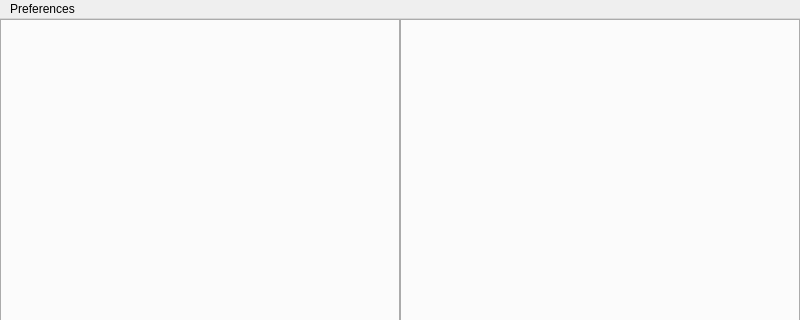
Qt form total-finder/main_window.ui (vlanse/tf) before a commit; both pictures show x 0 to 800 and y 0 to 320 of the 800 by 600 pixel window.
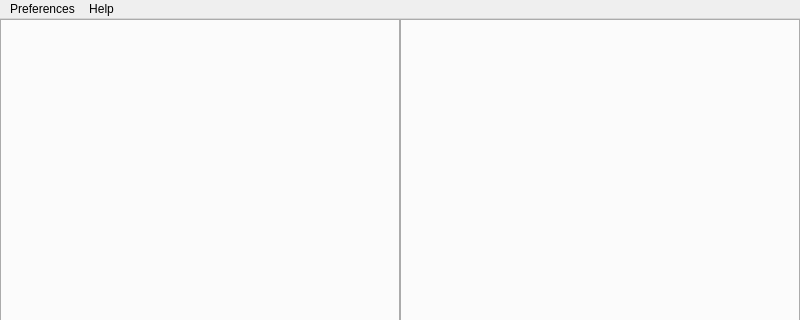
The same form after that commit. Custom widgets are drawn as their Qt base class.

Commit message: add help panel

Patch:
```diff
--- a/total-finder/main_window.ui
+++ b/total-finder/main_window.ui
@@ -162,7 +162,15 @@
     </property>
     <addaction name="ActionPreferences"/>
    </widget>
+   <widget class="QMenu" name="menuHelp">
+    <property name="title">
+     <string>Help</string>
+    </property>
+    <addaction name="ActionHelp"/>
+    <addaction name="ActionAbout"/>
+   </widget>
    <addaction name="menuTF"/>
+   <addaction name="menuHelp"/>
   </widget>
   <action name="actionSettings">
    <property name="text">
```
Left out of the diff: 10 changed lines with no effect on the pictures. The commit also changes 11 other files.
